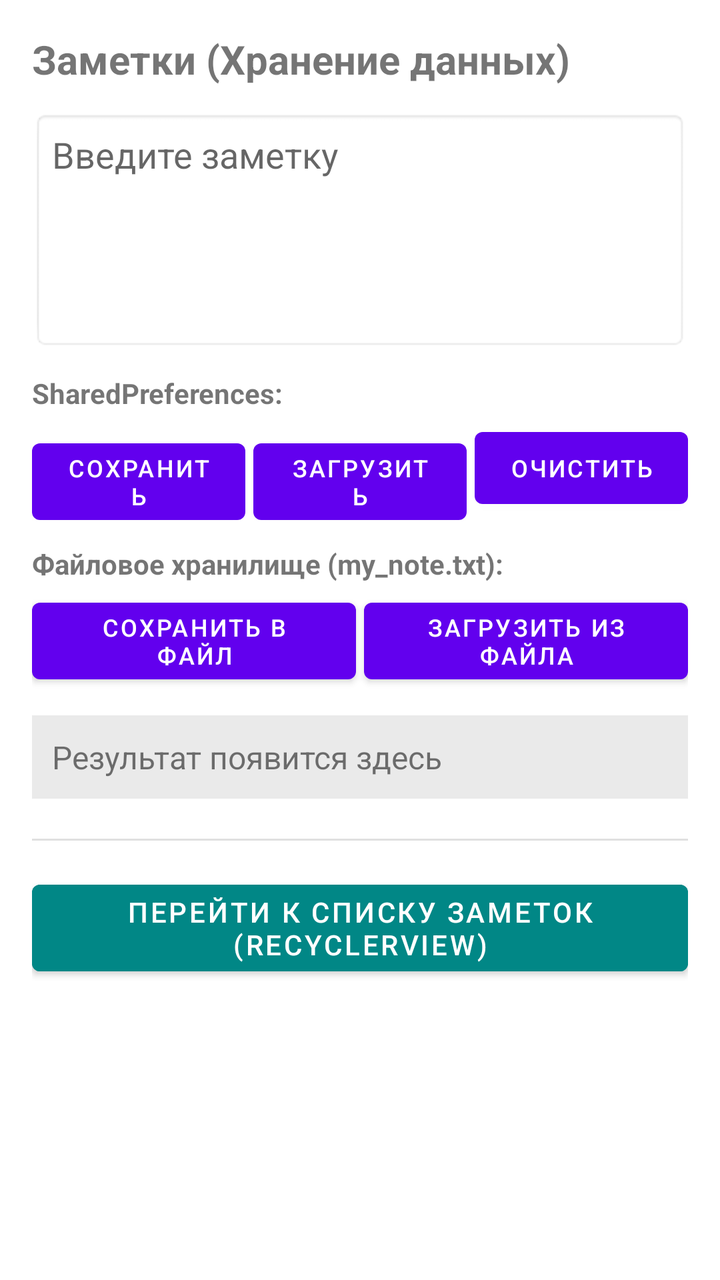
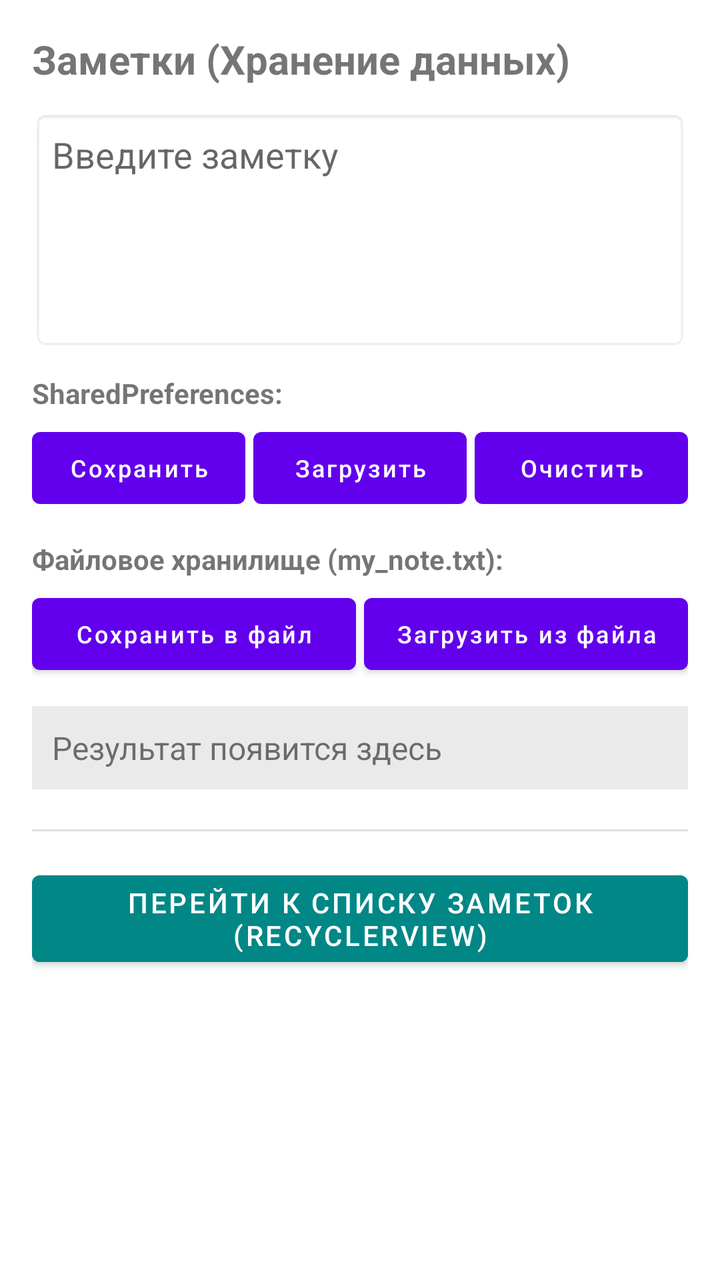

Compare the two renders of this Android layout. The source of the first and the diff that turns it into the second are given below.
<!-- AndroidManifest.xml: application theme Theme.Lab3_Storage -->
<!-- res/layout/activity_main.xml -->
<?xml version="1.0" encoding="utf-8"?>
<ScrollView
    xmlns:android="http://schemas.android.com/apk/res/android"
    android:layout_width="match_parent"
    android:layout_height="match_parent"
    android:fillViewport="true">

    <LinearLayout
        android:orientation="vertical"
        android:padding="16dp"
        android:layout_width="match_parent"
        android:layout_height="wrap_content">

        <TextView
            android:layout_width="wrap_content"
            android:layout_height="wrap_content"
            android:text="Заметки (Хранение данных)"
            android:textSize="20sp"
            android:textStyle="bold"
            android:layout_marginBottom="12dp" />

        <EditText
            android:id="@+id/etNote"
            android:layout_width="match_parent"
            android:layout_height="120dp"
            android:hint="Введите заметку"
            android:inputType="textMultiLine"
            android:gravity="top"
            android:padding="10dp"
            android:background="@android:drawable/editbox_background" />

        
        <TextView
            android:layout_width="wrap_content"
            android:layout_height="wrap_content"
            android:text="SharedPreferences:"
            android:textStyle="bold"
            android:layout_marginTop="12dp" />

        <LinearLayout
            android:layout_width="match_parent"
            android:layout_height="wrap_content"
            android:orientation="horizontal"
            android:layout_marginTop="4dp">

            <Button
                android:id="@+id/btnSaveSP"
                android:layout_width="0dp"
                android:layout_height="wrap_content"
                android:layout_weight="1"
                android:text="Сохранить"
                android:textSize="12sp"
                android:layout_marginEnd="4dp" />

            <Button
                android:id="@+id/btnLoadSP"
                android:layout_width="0dp"
                android:layout_height="wrap_content"
                android:layout_weight="1"
                android:text="Загрузить"
                android:textSize="12sp"
                android:layout_marginEnd="4dp" />

            <Button
                android:id="@+id/btnClearSP"
                android:layout_width="0dp"
                android:layout_height="wrap_content"
                android:layout_weight="1"
                android:text="Очистить"
                android:textSize="12sp" />
        </LinearLayout>

        
        <TextView
            android:layout_width="wrap_content"
            android:layout_height="wrap_content"
            android:text="Файловое хранилище (my_note.txt):"
            android:textStyle="bold"
            android:layout_marginTop="12dp" />

        <LinearLayout
            android:layout_width="match_parent"
            android:layout_height="wrap_content"
            android:orientation="horizontal"
            android:layout_marginTop="4dp">

            <Button
                android:id="@+id/btnSaveFile"
                android:layout_width="0dp"
                android:layout_height="wrap_content"
                android:layout_weight="1"
                android:text="Сохранить в файл"
                android:textSize="12sp"
                android:layout_marginEnd="4dp" />

            <Button
                android:id="@+id/btnLoadFile"
                android:layout_width="0dp"
                android:layout_height="wrap_content"
                android:layout_weight="1"
                android:text="Загрузить из файла"
                android:textSize="12sp" />
        </LinearLayout>

        
        <TextView
            android:id="@+id/tvResult"
            android:layout_width="match_parent"
            android:layout_height="wrap_content"
            android:text="Результат появится здесь"
            android:textSize="16sp"
            android:padding="10dp"
            android:layout_marginTop="12dp"
            android:background="#15000000" />

        <View
            android:layout_width="match_parent"
            android:layout_height="1dp"
            android:background="?android:attr/listDivider"
            android:layout_marginTop="20dp"
            android:layout_marginBottom="16dp" />

        
        <Button
            android:id="@+id/btnOpenRecycler"
            android:layout_width="match_parent"
            android:layout_height="wrap_content"
            android:text="Перейти к списку заметок (RecyclerView)"
            android:backgroundTint="@color/teal_700"
            android:textColor="@color/white" />

    </LinearLayout>
</ScrollView>
<!-- resources referenced by this layout -->
<resources>
  <color name="teal_700">#FF018786</color>
  <color name="white">#FFFFFFFF</color>
  <style name="Theme.Lab3_Storage" parent="Theme.MaterialComponents.DayNight.DarkActionBar">
          <item name="colorPrimary">@color/purple_500</item>
          <item name="colorPrimaryVariant">@color/purple_700</item>
          <item name="colorOnPrimary">@color/white</item>
          <item name="colorSecondary">@color/teal_200</item>
          <item name="colorSecondaryVariant">@color/teal_700</item>
          <item name="colorOnSecondary">@color/black</item>
          <item name="android:statusBarColor">?attr/colorPrimaryVariant</item>
      </style>
  <color name="purple_500">#FF6200EE</color>
  <color name="purple_700">#FF3700B3</color>
  <color name="teal_200">#FF03DAC5</color>
  <color name="black">#FF000000</color>
</resources>

<!-- the commit's change to res/layout/activity_main.xml (unified diff, before → after) -->
@@ -50,6 +50,9 @@
                 android:layout_weight="1"
                 android:text="Сохранить"
                 android:textSize="12sp"
+                android:textAllCaps="false"
+                android:paddingStart="8dp"
+                android:paddingEnd="8dp"
                 android:layout_marginEnd="4dp" />
 
             <Button
@@ -59,6 +62,9 @@
                 android:layout_weight="1"
                 android:text="Загрузить"
                 android:textSize="12sp"
+                android:textAllCaps="false"
+                android:paddingStart="8dp"
+                android:paddingEnd="8dp"
                 android:layout_marginEnd="4dp" />
 
             <Button
@@ -67,7 +73,10 @@
                 android:layout_height="wrap_content"
                 android:layout_weight="1"
                 android:text="Очистить"
-                android:textSize="12sp" />
+                android:textSize="12sp"
+                android:textAllCaps="false"
+                android:paddingStart="8dp"
+                android:paddingEnd="8dp" />
         </LinearLayout>
 
         
@@ -91,6 +100,9 @@
                 android:layout_weight="1"
                 android:text="Сохранить в файл"
                 android:textSize="12sp"
+                android:textAllCaps="false"
+                android:paddingStart="8dp"
+                android:paddingEnd="8dp"
                 android:layout_marginEnd="4dp" />
 
             <Button
@@ -99,7 +111,10 @@
                 android:layout_height="wrap_content"
                 android:layout_weight="1"
                 android:text="Загрузить из файла"
-                android:textSize="12sp" />
+                android:textSize="12sp"
+                android:textAllCaps="false"
+                android:paddingStart="8dp"
+                android:paddingEnd="8dp" />
         </LinearLayout>
 
         
